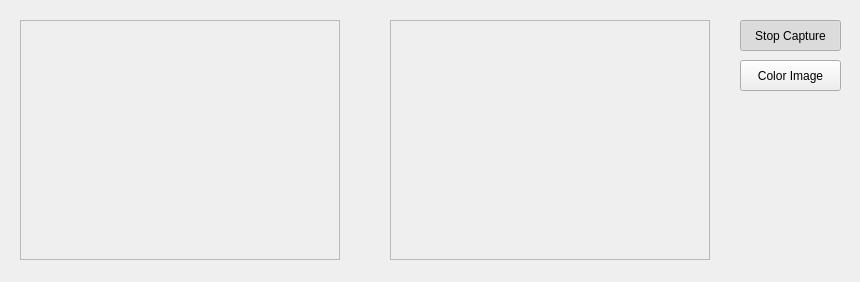
Before: the Qt Designer form Prac3/mainwindow.ui in dgallards/VisionArtificial, drawn with Qt 5.
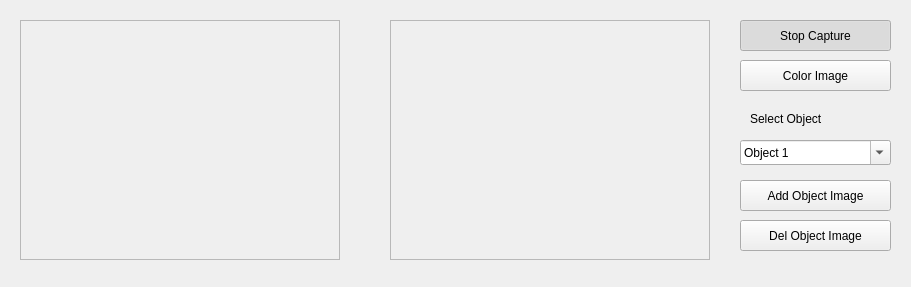
After: the same form once the commit is applied.

```diff
--- a/Prac3/mainwindow.ui
+++ b/Prac3/mainwindow.ui
@@ -6,8 +6,8 @@
    <rect>
     <x>0</x>
     <y>0</y>
-    <width>860</width>
-    <height>282</height>
+    <width>911</width>
+    <height>287</height>
    </rect>
   </property>
   <property name="windowTitle">
@@ -50,7 +50,7 @@
     <rect>
      <x>740</x>
      <y>20</y>
-     <width>101</width>
+     <width>151</width>
      <height>31</height>
     </rect>
    </property>
@@ -69,7 +69,7 @@
     <rect>
      <x>740</x>
      <y>60</y>
-     <width>101</width>
+     <width>151</width>
      <height>31</height>
     </rect>
    </property>
@@ -83,6 +83,85 @@
     <bool>false</bool>
    </property>
   </widget>
+  <widget class="QLabel" name="label">
+   <property name="geometry">
+    <rect>
+     <x>750</x>
+     <y>110</y>
+     <width>101</width>
+     <height>17</height>
+    </rect>
+   </property>
+   <property name="text">
+    <string>Select Object</string>
+   </property>
+  </widget>
+  <widget class="QComboBox" name="comboBox">
+   <property name="geometry">
+    <rect>
+     <x>740</x>
+     <y>140</y>
+     <width>151</width>
+     <height>25</height>
+    </rect>
+   </property>
+   <property name="tabletTracking">
+    <bool>false</bool>
+   </property>
+   <property name="acceptDrops">
+    <bool>true</bool>
+   </property>
+   <property name="editable">
+    <bool>true</bool>
+   </property>
+   <property name="insertPolicy">
+    <enum>QComboBox::InsertAtCurrent</enum>
+   </property>
+   <property name="duplicatesEnabled">
+    <bool>false</bool>
+   </property>
+   <item>
+    <property name="text">
+     <string>Object 1</string>
+    </property>
+   </item>
+   <item>
+    <property name="text">
+     <string>Object 2</string>
+    </property>
+   </item>
+   <item>
+    <property name="text">
+     <string>Object 3</string>
+    </property>
+   </item>
+  </widget>
+  <widget class="QPushButton" name="addButton">
+   <property name="geometry">
+    <rect>
+     <x>740</x>
+     <y>180</y>
+     <width>151</width>
+     <height>31</height>
+    </rect>
+   </property>
+   <property name="text">
+    <string>Add Object Image</string>
+   </property>
+  </widget>
+  <widget class="QPushButton" name="delButton">
+   <property name="geometry">
+    <rect>
+     <x>740</x>
+     <y>220</y>
+     <width>151</width>
+     <height>31</height>
+    </rect>
+   </property>
+   <property name="text">
+    <string>Del Object Image</string>
+   </property>
+  </widget>
  </widget>
  <resources/>
  <connections/>
```
